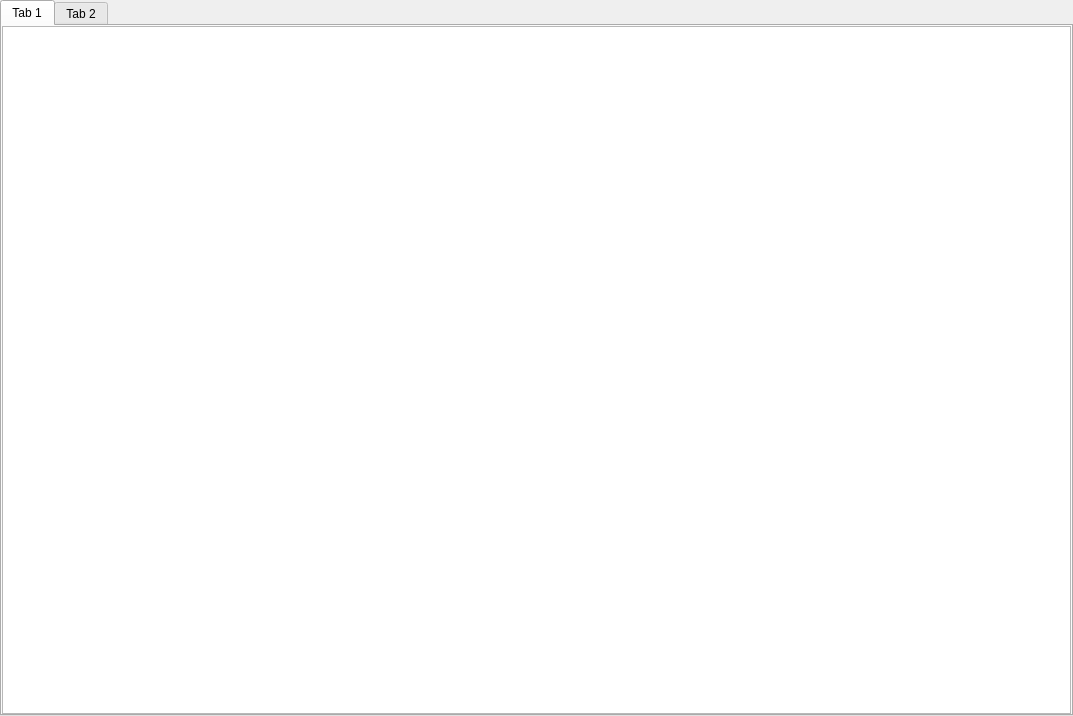
Before: the Qt Designer form resources/ui/table_tab_widget.ui in Shawn91/vpandas, drawn with Qt 5.
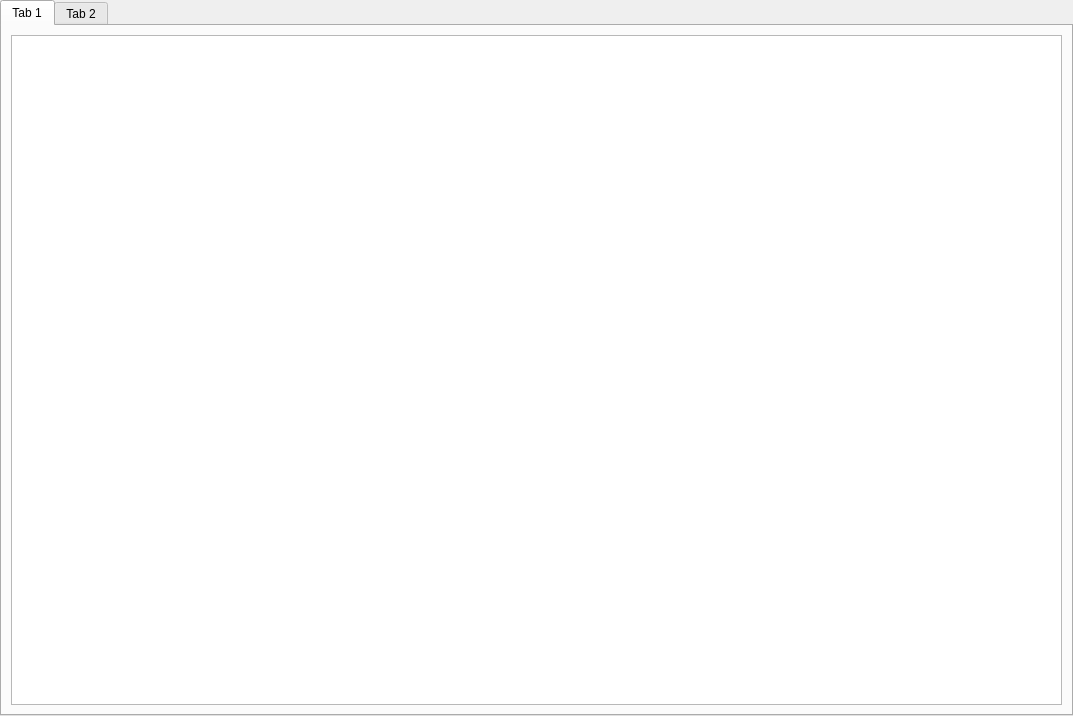
After: the same form once the commit is applied.

Diff of the .ui file:
```diff
--- a/resources/ui/table_tab_widget.ui
+++ b/resources/ui/table_tab_widget.ui
@@ -17,19 +17,7 @@
    <attribute name="title">
     <string>Tab 1</string>
    </attribute>
-   <layout class="QHBoxLayout" name="horizontalLayout">
-    <property name="leftMargin">
-     <number>0</number>
-    </property>
-    <property name="topMargin">
-     <number>0</number>
-    </property>
-    <property name="rightMargin">
-     <number>0</number>
-    </property>
-    <property name="bottomMargin">
-     <number>0</number>
-    </property>
+   <layout class="QVBoxLayout" name="verticalLayout">
     <item>
      <widget class="QTableView" name="dataframe_table_view"/>
     </item>
```
